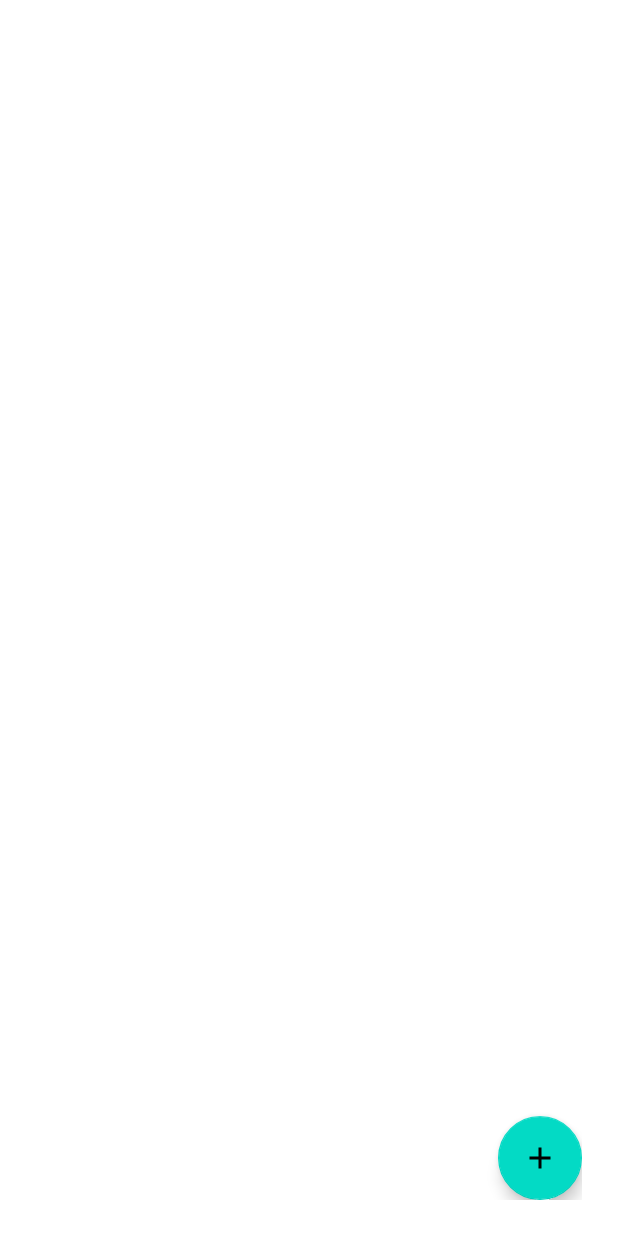
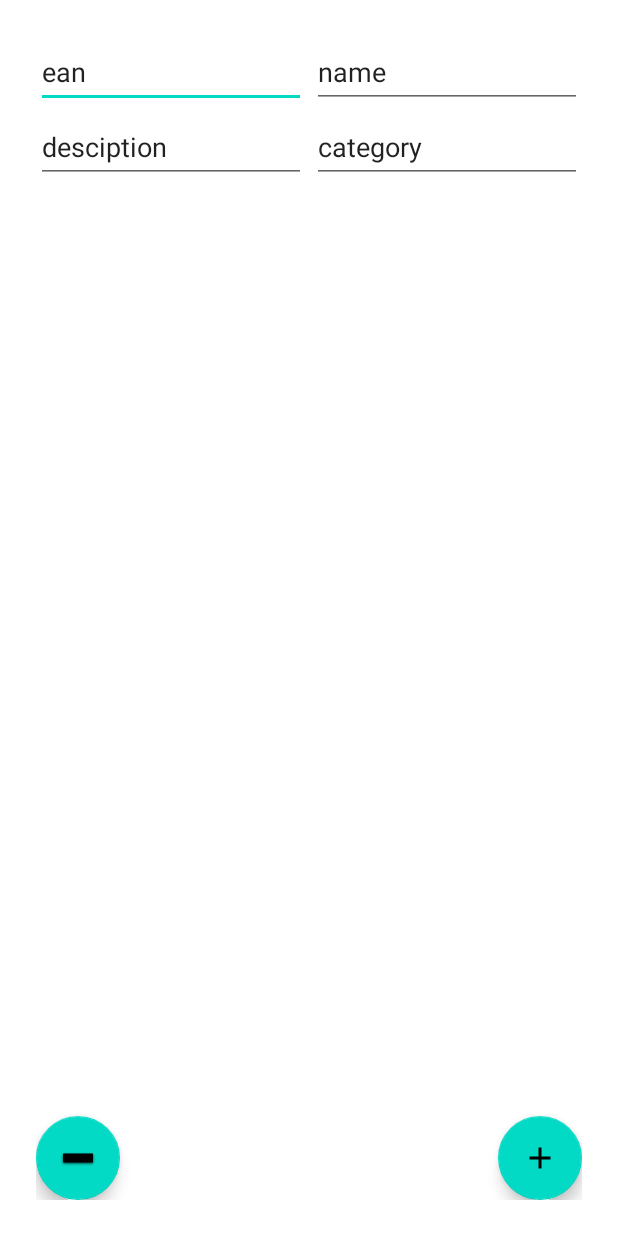
Before and after one commit to lipov1991/ProductInventory, an Android app: the screen it shows after launch (ProductsActivity), after a tap on an icon or button, on a phone screen of 412 x 824 dp. Run offline under Robolectric (Android 15) with nearby library versions, the phone set to English and light mode, and no system bars; our stand-ins replace Room's generated code; 1 statement that could not run was skipped.

Commit message:
alpha v0.0.3

```diff
--- a/app/src/main/java/pl/lanku/inventory/presentation/products/ProductsActivity.kt
+++ b/app/src/main/java/pl/lanku/inventory/presentation/products/ProductsActivity.kt
@@ -28,7 +28,14 @@ class ProductsActivity : AppCompatActivity() {
             }
         }
         findViewById<FloatingActionButton>(R.id.add_product_button).setOnClickListener {
-            viewModel.save(Product("ean", "Test product", "description...", "c1"))
+            val ean = "";
+            val name = "";
+            val description = "";
+            val category = "";
+            viewModel.save(Product(ean, name, description, category))
+        }
+        findViewById<FloatingActionButton>(R.id.remove_product_button).setOnClickListener {
+            viewModel.deleteAll();
         }
     }
 }
--- a/app/src/main/java/pl/lanku/inventory/presentation/products/ProductsViewModel.kt
+++ b/app/src/main/java/pl/lanku/inventory/presentation/products/ProductsViewModel.kt
@@ -15,4 +15,8 @@ class ProductsViewModel(private val productsRepository: ProductRepository) : Vie
     fun save(product: Product) = viewModelScope.launch {
         productsRepository.save(product)
     }
+
+    fun deleteAll() = viewModelScope.launch {
+        productsRepository.deleteAll()
+    }
 }
--- a/app/src/main/res/layout/activity_products.xml
+++ b/app/src/main/res/layout/activity_products.xml
@@ -21,6 +21,60 @@
         android:layout_gravity="end|bottom"
         android:contentDescription="@null"
         android:tint="@color/white"
-        app:srcCompat="@drawable/ic_baseline_add_24" />
+        app:srcCompat="@drawable/ic_baseline_add_24"
+        tools:ignore="SpeakableTextPresentCheck,ImageContrastCheck" />
+
+    <com.google.android.material.floatingactionbutton.FloatingActionButton
+        android:id="@+id/remove_product_button"
+        android:layout_width="wrap_content"
+        android:layout_height="wrap_content"
+        android:layout_gravity="start|bottom"
+        android:contentDescription="@null"
+        android:tint="@color/white"
+        app:srcCompat="@android:drawable/dialog_holo_light_frame"
+        tools:ignore="SpeakableTextPresentCheck,ImageContrastCheck" />
+
+    <EditText
+        android:id="@+id/ean"
+        android:layout_width="180dp"
+        android:layout_height="wrap_content"
+        android:layout_gravity="start|top"
+        android:ems="10"
+        android:inputType="textPersonName"
+        android:minHeight="48dp"
+        android:text="ean"
+        android:autofillHints="" />
+
+    <EditText
+        android:id="@+id/name"
+        android:layout_width="180dp"
+        android:layout_height="wrap_content"
+        android:layout_gravity="end|top"
+        android:ems="10"
+        android:inputType="textPersonName"
+        android:minHeight="48dp"
+        android:text="name" />
+
+    <EditText
+        android:id="@+id/description"
+        android:layout_width="180dp"
+        android:layout_height="wrap_content"
+        android:layout_marginTop="50dp"
+        android:ems="10"
+        android:inputType="textPersonName"
+        android:minHeight="48dp"
+        android:text="desciption" />
+
+    <EditText
+        android:id="@+id/category"
+        android:layout_width="180dp"
+        android:layout_height="wrap_content"
+        android:layout_gravity="end|top"
+        android:layout_marginTop="50dp"
+        android:ems="10"
+        android:inputType="textPersonName"
+        android:minHeight="48dp"
+        android:text="category"
+        android:autofillHints="" />
 
 </FrameLayout>
```
